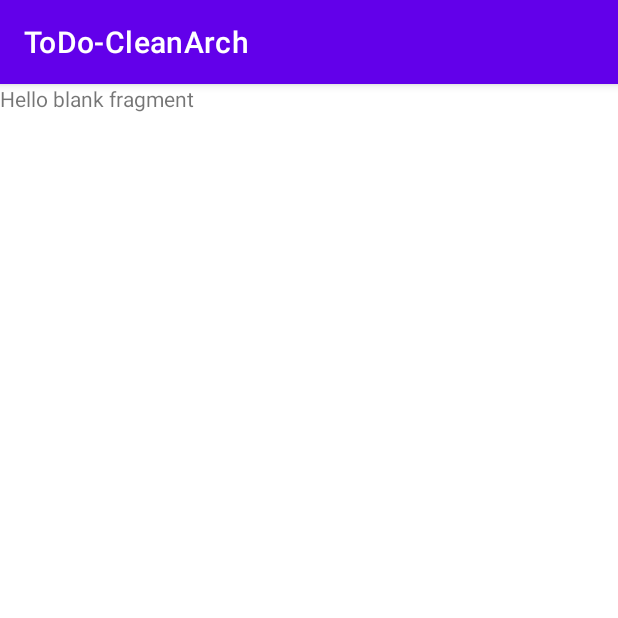
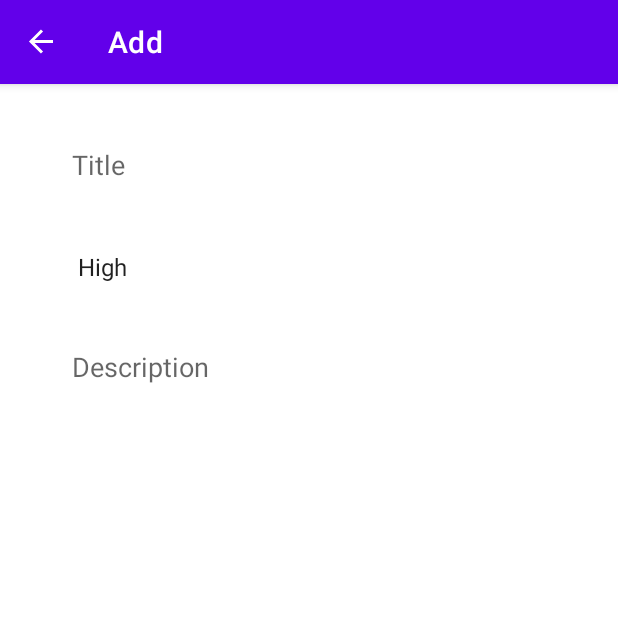
Before and after one commit to neerajg1320/kotlin-todo, an Android app: the AddFragment screen opened through its navigation route, on a phone screen of 412 x 824 dp, the top half of it. Run offline under Robolectric (Android 15) with nearby library versions, the phone set to English and light mode, and no system bars; our stand-ins replace navigation-ui.

Commit message:
Created layout for the AddFragment

```diff
--- a/app/src/main/java/com/example/todo_cleanarch/ListFragment.kt
+++ b/app/src/main/java/com/example/todo_cleanarch/ListFragment.kt
@@ -5,55 +5,25 @@ import androidx.fragment.app.Fragment
 import android.view.LayoutInflater
 import android.view.View
 import android.view.ViewGroup
+import androidx.navigation.fragment.findNavController
+import com.google.android.material.floatingactionbutton.FloatingActionButton
 
-// TODO: Rename parameter arguments, choose names that match
-// the fragment initialization parameters, e.g. ARG_ITEM_NUMBER
-private const val ARG_PARAM1 = "param1"
-private const val ARG_PARAM2 = "param2"
+class ListFragment : Fragment() {
 
-/**
- * A simple [Fragment] subclass.
- * Use the [ListFragment.newInstance] factory method to
- * create an instance of this fragment.
- */
-class ListFragment : Fragment() {
-    // TODO: Rename and change types of parameters
-    private var param1: String? = null
-    private var param2: String? = null
-
-    override fun onCreate(savedInstanceState: Bundle?) {
-        super.onCreate(savedInstanceState)
-        arguments?.let {
-            param1 = it.getString(ARG_PARAM1)
-            param2 = it.getString(ARG_PARAM2)
-        }
-    }
 
     override fun onCreateView(
         inflater: LayoutInflater, container: ViewGroup?,
         savedInstanceState: Bundle?
     ): View? {
         // Inflate the layout for this fragment
-        return inflater.inflate(R.layout.fragment_list, container, false)
+        val view =  inflater.inflate(R.layout.fragment_list, container, false)
+
+        view.findViewById<FloatingActionButton>(R.id.floatingActionButton).setOnClickListener {
+            findNavController().navigate(R.id.action_listFragment_to_addFragment)
+        }
+
+        return view
     }
 
-    companion object {
-        /**
-         * Use this factory method to create a new instance of
-         * this fragment using the provided parameters.
-         *
-         * @param param1 Parameter 1.
-         * @param param2 Parameter 2.
-         * @return A new instance of fragment ListFragment.
-         */
-        // TODO: Rename and change types and number of parameters
-        @JvmStatic
-        fun newInstance(param1: String, param2: String) =
-            ListFragment().apply {
-                arguments = Bundle().apply {
-                    putString(ARG_PARAM1, param1)
-                    putString(ARG_PARAM2, param2)
-                }
-            }
-    }
+
 }
--- a/app/src/main/java/com/example/todo_cleanarch/MainActivity.kt
+++ b/app/src/main/java/com/example/todo_cleanarch/MainActivity.kt
@@ -2,10 +2,19 @@ package com.example.todo_cleanarch
 
 import androidx.appcompat.app.AppCompatActivity
 import android.os.Bundle
+import androidx.navigation.findNavController
+import androidx.navigation.ui.setupActionBarWithNavController
 
 class MainActivity : AppCompatActivity() {
     override fun onCreate(savedInstanceState: Bundle?) {
         super.onCreate(savedInstanceState)
         setContentView(R.layout.activity_main)
+
+        setupActionBarWithNavController(findNavController(R.id.navHostFragment))
+    }
+
+    override fun onSupportNavigateUp(): Boolean {
+        val navController = findNavController(R.id.navHostFragment)
+        return navController.navigateUp() || super.onSupportNavigateUp()
     }
 }
--- a/app/src/main/res/layout/fragment_add.xml
+++ b/app/src/main/res/layout/fragment_add.xml
@@ -1,14 +1,61 @@
 <?xml version="1.0" encoding="utf-8"?>
-<FrameLayout xmlns:android="http://schemas.android.com/apk/res/android"
+<androidx.constraintlayout.widget.ConstraintLayout xmlns:android="http://schemas.android.com/apk/res/android"
+    xmlns:app="http://schemas.android.com/apk/res-auto"
     xmlns:tools="http://schemas.android.com/tools"
     android:layout_width="match_parent"
     android:layout_height="match_parent"
+    android:padding="24dp"
     tools:context=".AddFragment">
 
-    <!-- TODO: Update blank fragment layout -->
-    <TextView
-        android:layout_width="match_parent"
-        android:layout_height="match_parent"
-        android:text="@string/hello_blank_fragment" />
 
-</FrameLayout>
+    <EditText
+        android:id="@+id/title_et"
+        android:layout_width="0dp"
+        android:layout_height="60dp"
+        android:paddingStart="24dp"
+        android:paddingEnd="24dp"
+        android:paddingLeft="24dp"
+        android:ems="10"
+        android:inputType="textPersonName"
+        android:hint="@string/title"
+        android:background="@android:color/transparent"
+        app:layout_constraintEnd_toEndOf="parent"
+        app:layout_constraintHorizontal_bias="0.5"
+        app:layout_constraintStart_toStartOf="parent"
+        app:layout_constraintTop_toTopOf="parent" />
+
+    <Spinner
+        android:id="@+id/priorities_spinner"
+        android:layout_width="0dp"
+        android:layout_height="60dp"
+        android:layout_marginTop="8dp"
+        android:paddingStart="20dp"
+        android:paddingEnd="20dp"
+        android:entries="@array/priorities"
+        android:background="@android:color/transparent"
+        app:layout_constraintEnd_toEndOf="parent"
+        app:layout_constraintHorizontal_bias="0.5"
+        app:layout_constraintStart_toStartOf="parent"
+        app:layout_constraintTop_toBottomOf="@+id/title_et" />
+
+    <EditText
+        android:id="@+id/description_et"
+        android:layout_width="0dp"
+        android:layout_height="0dp"
+        android:layout_marginTop="8dp"
+        android:background="@android:color/transparent"
+        android:ems="10"
+        android:gravity="top|start"
+        android:hint="@string/description"
+        android:inputType="textMultiLine"
+        android:paddingStart="24dp"
+        android:paddingLeft="24dp"
+        android:paddingTop="16dp"
+        android:paddingEnd="24dp"
+        app:layout_constraintBottom_toBottomOf="parent"
+        app:layout_constraintEnd_toEndOf="parent"
+        app:layout_constraintHorizontal_bias="0.5"
+        app:layout_constraintStart_toStartOf="parent"
+        app:layout_constraintTop_toBottomOf="@+id/priorities_spinner" />
+
+</androidx.constraintlayout.widget.ConstraintLayout>
--- a/app/src/main/res/layout/fragment_list.xml
+++ b/app/src/main/res/layout/fragment_list.xml
@@ -34,20 +34,22 @@
 
     <ImageView
         android:id="@+id/no_data_imageView"
-        android:layout_width="wrap_content"
-        android:layout_height="wrap_content"
+        android:layout_width="100dp"
+        android:layout_height="100dp"
         android:src="@drawable/ic_no_data"
+        android:visibility="invisible"
         app:layout_constraintBottom_toBottomOf="@+id/recyclerView"
         app:layout_constraintEnd_toEndOf="parent"
         app:layout_constraintStart_toStartOf="parent"
         app:layout_constraintTop_toTopOf="@+id/recyclerView"
-        app:layout_constraintVertical_bias="0.36" />
+        app:layout_constraintVertical_bias="0.27" />
 
     <TextView
         android:id="@+id/no_data_textView"
         android:layout_width="wrap_content"
         android:layout_height="wrap_content"
         android:text="@string/no_data"
+        android:visibility="invisible"
         android:textSize="16sp"
         android:alpha="0.5"
         app:layout_constraintEnd_toEndOf="parent"
--- a/app/src/main/res/navigation/my_nav.xml
+++ b/app/src/main/res/navigation/my_nav.xml
@@ -8,7 +8,7 @@
     <fragment
         android:id="@+id/listFragment"
         android:name="com.example.todo_cleanarch.ListFragment"
-        android:label="fragment_list"
+        android:label="ToDo List"
         tools:layout="@layout/fragment_list" >
         <action
             android:id="@+id/action_listFragment_to_addFragment"
@@ -20,7 +20,7 @@
     <fragment
         android:id="@+id/addFragment"
         android:name="com.example.todo_cleanarch.AddFragment"
-        android:label="fragment_add"
+        android:label="Add"
         tools:layout="@layout/fragment_add" >
         <action
             android:id="@+id/action_addFragment_to_listFragment"
@@ -29,7 +29,7 @@
     <fragment
         android:id="@+id/updateFragment"
         android:name="com.example.todo_cleanarch.UpdateFragment"
-        android:label="fragment_update"
+        android:label="Update"
         tools:layout="@layout/fragment_update" >
         <action
             android:id="@+id/action_updateFragment_to_listFragment"
--- a/app/src/main/res/values/strings.xml
+++ b/app/src/main/res/values/strings.xml
@@ -3,4 +3,11 @@
     <!-- TODO: Remove or change this placeholder text -->
     <string name="hello_blank_fragment">Hello blank fragment</string>
     <string name="no_data">No Data</string>
+    <string name="title">Title</string>
+    <string name="description">Description</string>
+    <string-array name="priorities">
+        <item>High</item>
+        <item>Medium</item>
+        <item>Low</item>
+    </string-array>
 </resources>
```
